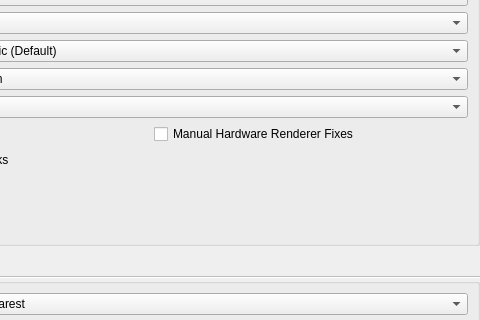
Old version of the form pcsx2-qt/Settings/GraphicsSettingsWidget.ui in the repository PCSX2/pcsx2; both pictures show x 178 to 658 and y 266 to 586 of the 658 by 890 pixel window.
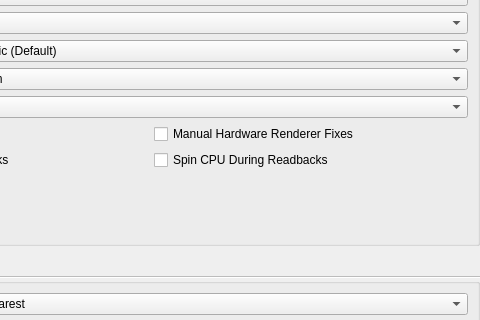
New version of the form. The open tabs and pages were chosen to show the change.

Commit message: GS:HW: Add option to spin CPU during readbacks

```diff
--- a/pcsx2-qt/Settings/GraphicsSettingsWidget.ui
+++ b/pcsx2-qt/Settings/GraphicsSettingsWidget.ui
@@ -650,6 +650,13 @@
            </property>
           </widget>
          </item>
+         <item row="1" column="1">
+          <widget class="QCheckBox" name="spinCPUDuringReadbacks">
+           <property name="text">
+            <string>Spin CPU During Readbacks</string>
+           </property>
+          </widget>
+         </item>
         </layout>
        </item>
       </layout>
```
The commit also changes 19 other files.
